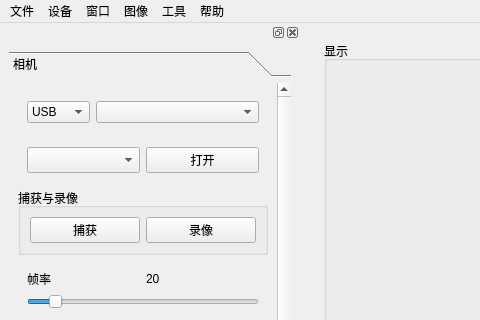
Above: ui/mainwindow.ui from choushunn/ToupCameraDemo before the change; both pictures show x 0 to 480 and y 0 to 320 of the 1200 by 800 pixel window. Below: the same form after it.
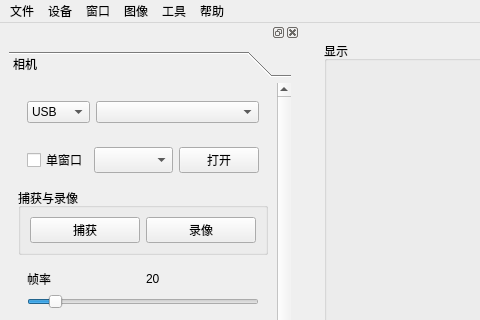
That is the form after the change. Icons and pictures are not drawn.

Patch:
```diff
--- a/ui/mainwindow.ui
+++ b/ui/mainwindow.ui
@@ -218,6 +218,13 @@
          <item>
           <widget class="QWidget" name="widget_2" native="true">
            <layout class="QHBoxLayout" name="horizontalLayout_13">
+            <item>
+             <widget class="QCheckBox" name="checkBox_result_window">
+              <property name="text">
+               <string>单窗口</string>
+              </property>
+             </widget>
+            </item>
             <item>
              <widget class="QComboBox" name="m_cmb_resolution">
               <property name="sizePolicy">
```
Left out of the diff: 125 changed lines with no effect on the pictures.
